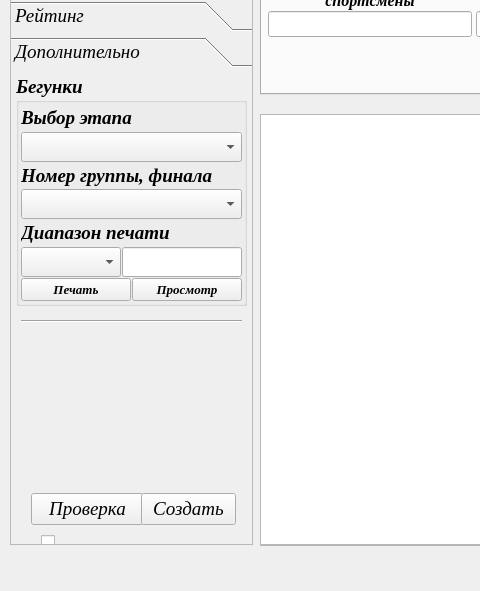
Old version of the form UI/main_window.ui in the repository Kaspar0810/Competitions_TT_SQL; both pictures show x 0 to 480 and y 236 to 827 of the 1111 by 827 pixel window.
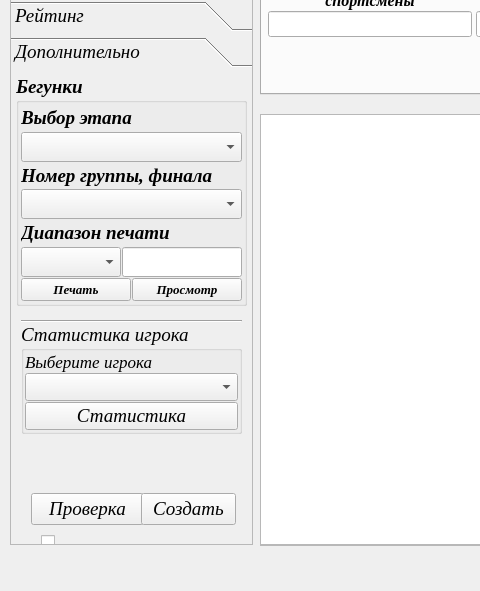
New version of the form. The open tabs and pages were chosen to show the change.

Commit message: made статистика функ player_stat 547

The edit to the form file:
```diff
--- a/UI/main_window.ui
+++ b/UI/main_window.ui
@@ -7364,8 +7364,8 @@
       <rect>
        <x>0</x>
        <y>0</y>
-       <width>100</width>
-       <height>30</height>
+       <width>241</width>
+       <height>487</height>
       </rect>
      </property>
      <attribute name="label">
@@ -7602,6 +7602,76 @@
        <string/>
       </property>
      </widget>
+     <widget class="QGroupBox" name="groupBox_9">
+      <property name="geometry">
+       <rect>
+        <x>10</x>
+        <y>250</y>
+        <width>221</width>
+        <height>111</height>
+       </rect>
+      </property>
+      <property name="font">
+       <font>
+        <italic>true</italic>
+       </font>
+      </property>
+      <property name="title">
+       <string>Статистика игрока</string>
+      </property>
+      <property name="flat">
+       <bool>false</bool>
+      </property>
+      <property name="checkable">
+       <bool>false</bool>
+      </property>
+      <layout class="QVBoxLayout" name="verticalLayout_11">
+       <property name="spacing">
+        <number>1</number>
+       </property>
+       <property name="leftMargin">
+        <number>1</number>
+       </property>
+       <property name="topMargin">
+        <number>1</number>
+       </property>
+       <property name="rightMargin">
+        <number>1</number>
+       </property>
+       <property name="bottomMargin">
+        <number>1</number>
+       </property>
+       <item>
+        <widget class="QLabel" name="label_76">
+         <property name="font">
+          <font>
+           <family>Times New Roman</family>
+           <pointsize>13</pointsize>
+           <italic>true</italic>
+          </font>
+         </property>
+         <property name="text">
+          <string>Выберите игрока</string>
+         </property>
+        </widget>
+       </item>
+       <item>
+        <widget class="QComboBox" name="comboBox"/>
+       </item>
+       <item>
+        <widget class="QPushButton" name="Button_player_stat">
+         <property name="font">
+          <font>
+           <family>Times New Roman</family>
+          </font>
+         </property>
+         <property name="text">
+          <string>Статистика</string>
+         </property>
+        </widget>
+       </item>
+      </layout>
+     </widget>
     </widget>
    </widget>
    <widget class="QTableView" name="tableView_net">
```
Left out of the diff: 26 changed lines with no effect on the pictures. The commit also changes 3 other files.
